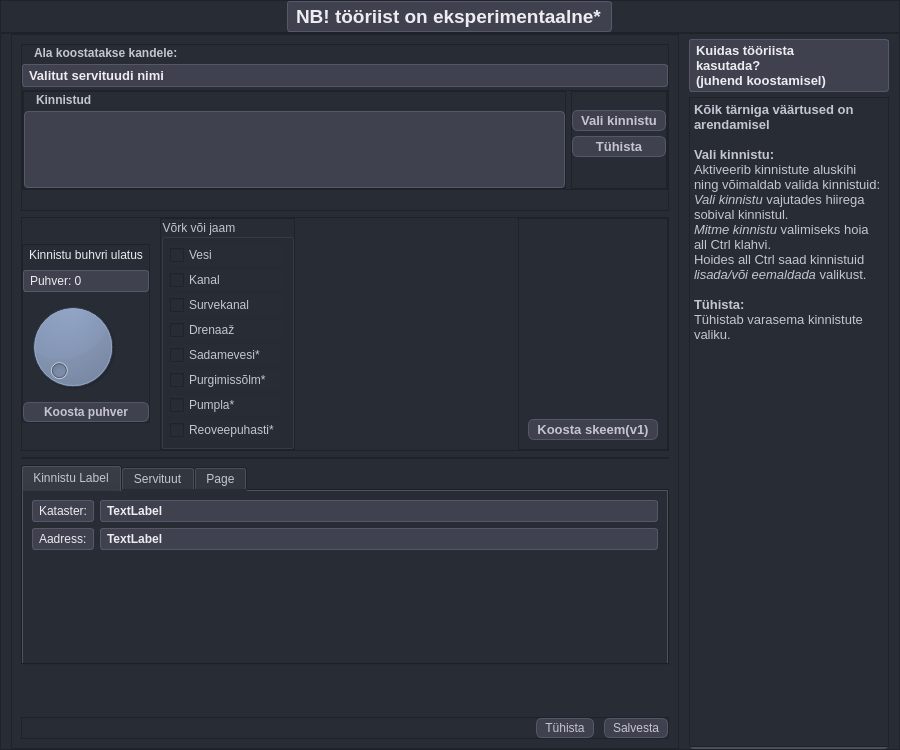
Qt form mailabl-qgis/Functions/Easements/widgets/Servituut.ui (TuloliKalver/mailabl-qgis) before a commit.
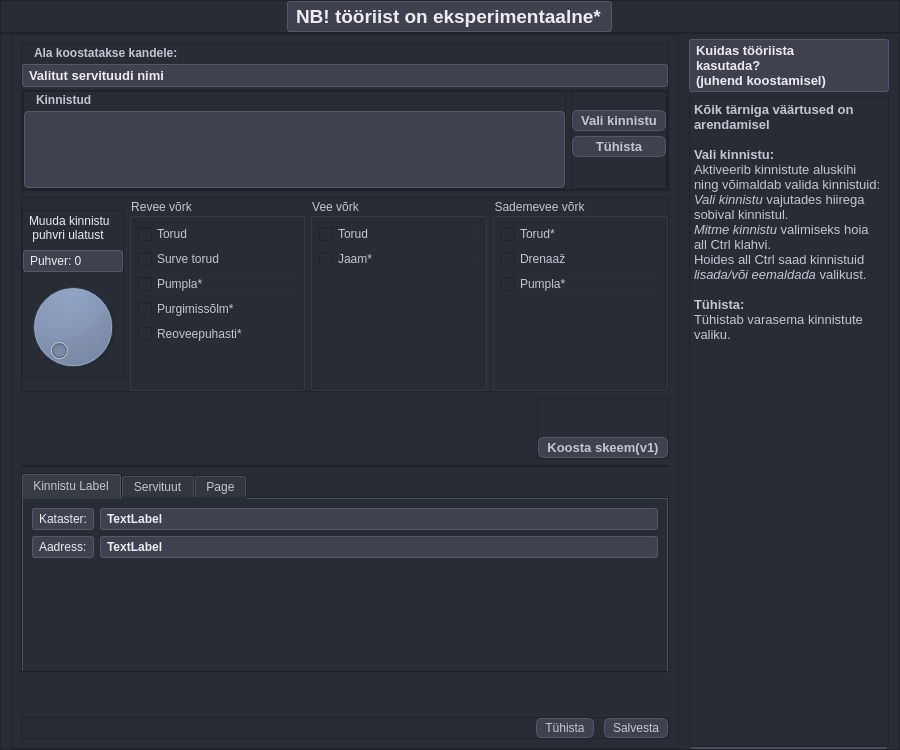
The same form after that commit. Icons and pictures are not drawn.

Commit message: Easement Dialog Checkboxes naming and checkability  automated

```diff
--- a/mailabl-qgis/Functions/Easements/widgets/Servituut.ui
+++ b/mailabl-qgis/Functions/Easements/widgets/Servituut.ui
@@ -281,7 +281,7 @@
              <number>0</number>
             </property>
             <property name="bottomMargin">
-             <number>20</number>
+             <number>0</number>
             </property>
             <item>
              <widget class="QLineEdit" name="leInfo">
@@ -506,7 +506,7 @@
            </property>
            <layout class="QHBoxLayout" name="horizontalLayout_2">
             <property name="spacing">
-             <number>10</number>
+             <number>5</number>
             </property>
             <property name="leftMargin">
              <number>0</number>
@@ -553,6 +553,14 @@
                <property name="verticalSpacing">
                 <number>5</number>
                </property>
+               <item row="0" column="1">
+                <widget class="QLabel" name="lblDialer">
+                 <property name="text">
+                  <string>Muuda kinnistu 
+ puhvri ulatust</string>
+                 </property>
+                </widget>
+               </item>
                <item row="2" column="1">
                 <widget class="QDial" name="dPuhvriSuurus">
                  <property name="sizePolicy">
@@ -563,22 +571,6 @@
                  </property>
                 </widget>
                </item>
-               <item row="3" column="1">
-                <widget class="QPushButton" name="pbCreateProperties">
-                 <property name="font">
-                  <font>
-                   <weight>75</weight>
-                   <bold>true</bold>
-                  </font>
-                 </property>
-                 <property name="autoFillBackground">
-                  <bool>false</bool>
-                 </property>
-                 <property name="text">
-                  <string>Koosta puhver</string>
-                 </property>
-                </widget>
-               </item>
                <item row="1" column="1">
                 <widget class="QLabel" name="label">
                  <property name="text">
@@ -586,118 +578,185 @@
                  </property>
                 </widget>
                </item>
-               <item row="0" column="1">
-                <widget class="QLabel" name="lblDialer">
-                 <property name="text">
-                  <string>Kinnistu buhvri ulatus</string>
-                 </property>
-                </widget>
-               </item>
               </layout>
              </widget>
             </item>
             <item>
-             <widget class="QFrame" name="frame_5">
-              <property name="frameShape">
-               <enum>QFrame::StyledPanel</enum>
-              </property>
-              <property name="frameShadow">
-               <enum>QFrame::Raised</enum>
-              </property>
-              <layout class="QVBoxLayout" name="verticalLayout_11">
-               <property name="spacing">
-                <number>0</number>
-               </property>
-               <property name="leftMargin">
-                <number>0</number>
-               </property>
-               <property name="topMargin">
-                <number>0</number>
-               </property>
-               <property name="rightMargin">
-                <number>0</number>
-               </property>
-               <property name="bottomMargin">
-                <number>0</number>
-               </property>
-               <item>
-                <widget class="QGroupBox" name="groupBox_2">
-                 <property name="sizePolicy">
-                  <sizepolicy hsizetype="Fixed" vsizetype="Preferred">
-                   <horstretch>0</horstretch>
-                   <verstretch>0</verstretch>
-                  </sizepolicy>
-                 </property>
+             <widget class="QGroupBox" name="groupBox_4">
                  <property name="title">
-                  <string>Võrk või jaam</string>
-                 </property>
-                 <layout class="QGridLayout" name="gridLayout_7">
-                  <property name="leftMargin">
-                   <number>6</number>
-                  </property>
-                  <property name="topMargin">
-                   <number>6</number>
-                  </property>
-                  <property name="rightMargin">
-                   <number>6</number>
-                  </property>
-                  <property name="bottomMargin">
-                   <number>6</number>
-                  </property>
+               <string>Revee võrk</string>
+              </property>
+              <layout class="QVBoxLayout" name="verticalLayout_8">
                   <property name="spacing">
                    <number>5</number>
                   </property>
-                  <item row="5" column="0">
-                   <widget class="QCheckBox" name="checkBox_2">
+               <property name="leftMargin">
+                <number>6</number>
+               </property>
+               <property name="topMargin">
+                <number>6</number>
+               </property>
+               <property name="rightMargin">
+                <number>6</number>
+               </property>
+               <property name="bottomMargin">
+                <number>6</number>
+               </property>
+               <item>
+                <widget class="QCheckBox" name="cbK">
+                 <property name="text">
+                  <string>Torud</string>
+                 </property>
+                 <property name="checked">
+                  <bool>false</bool>
+                 </property>
+                </widget>
+               </item>
+               <item>
+                <widget class="QCheckBox" name="cbKSK">
+                 <property name="text">
+                  <string>Surve torud</string>
+                 </property>
+                 <property name="checkable">
+                  <bool>true</bool>
+                 </property>
+                 <property name="checked">
+                  <bool>false</bool>
+                 </property>
+                </widget>
+               </item>
+               <item>
+                <widget class="QCheckBox" name="cbsewagePupming">
+                 <property name="text">
+                  <string>Pumpla*</string>
+                 </property>
+                 <property name="checkable">
+                  <bool>true</bool>
+                 </property>
+                </widget>
+               </item>
+               <item>
+                <widget class="QCheckBox" name="cbSewageDump">
                     <property name="text">
                      <string>Purgimissõlm*</string>
                     </property>
                     <property name="checkable">
-                     <bool>false</bool>
+                  <bool>true</bool>
                     </property>
                    </widget>
                   </item>
-                  <item row="6" column="0">
-                   <widget class="QCheckBox" name="checkBox_3">
+               <item>
+                <widget class="QCheckBox" name="cbsewagePlant">
                     <property name="text">
-                     <string>Pumpla*</string>
+                  <string>Reoveepuhasti*</string>
                     </property>
                     <property name="checkable">
-                     <bool>false</bool>
+                  <bool>true</bool>
                     </property>
                    </widget>
                   </item>
-                  <item row="0" column="0" colspan="2">
+               <item>
+                <spacer name="verticalSpacer_7">
+                 <property name="orientation">
+                  <enum>Qt::Vertical</enum>
+                 </property>
+                 <property name="sizeHint" stdset="0">
+                  <size>
+                   <width>20</width>
+                   <height>40</height>
+                  </size>
+                 </property>
+                </spacer>
+               </item>
+              </layout>
+             </widget>
+            </item>
+            <item>
+             <widget class="QGroupBox" name="groupBox">
+              <property name="title">
+               <string>Vee võrk</string>
+              </property>
+              <layout class="QVBoxLayout" name="verticalLayout_2">
+               <property name="spacing">
+                <number>5</number>
+               </property>
+               <property name="leftMargin">
+                <number>6</number>
+               </property>
+               <property name="topMargin">
+                <number>6</number>
+               </property>
+               <property name="rightMargin">
+                <number>6</number>
+               </property>
+               <property name="bottomMargin">
+                <number>6</number>
+               </property>
+               <item>
                    <widget class="QCheckBox" name="cbV">
                     <property name="text">
-                     <string>Vesi</string>
+                  <string>Torud</string>
                     </property>
                     <property name="checked">
                      <bool>false</bool>
                     </property>
                    </widget>
                   </item>
-                  <item row="2" column="0" colspan="2">
-                   <widget class="QCheckBox" name="cbKSK">
+               <item>
+                <widget class="QCheckBox" name="cbWaterStation">
                     <property name="text">
-                     <string>Survekanal</string>
-                    </property>
-                    <property name="checked">
-                     <bool>false</bool>
-                    </property>
-                   </widget>
-                  </item>
-                  <item row="1" column="0" colspan="2">
-                   <widget class="QCheckBox" name="cbK">
+                  <string>Jaam*</string>
+                 </property>
+                </widget>
+               </item>
+               <item>
+                <spacer name="verticalSpacer_4">
+                 <property name="orientation">
+                  <enum>Qt::Vertical</enum>
+                 </property>
+                 <property name="sizeHint" stdset="0">
+                  <size>
+                   <width>20</width>
+                   <height>40</height>
+                  </size>
+                 </property>
+                </spacer>
+               </item>
+              </layout>
+             </widget>
+            </item>
+            <item>
+             <widget class="QGroupBox" name="groupBox_3">
+              <property name="title">
+               <string>Sademevee võrk</string>
+              </property>
+              <layout class="QVBoxLayout" name="verticalLayout_4">
+               <property name="spacing">
+                <number>5</number>
+               </property>
+               <property name="leftMargin">
+                <number>6</number>
+               </property>
+               <property name="topMargin">
+                <number>6</number>
+               </property>
+               <property name="rightMargin">
+                <number>6</number>
+               </property>
+               <property name="bottomMargin">
+                <number>6</number>
+               </property>
+               <item>
+                <widget class="QCheckBox" name="cbSK">
                     <property name="text">
-                     <string>Kanal</string>
-                    </property>
-                    <property name="checked">
-                     <bool>false</bool>
+                  <string>Torud*</string>
+                 </property>
+                 <property name="checkable">
+                  <bool>true</bool>
                     </property>
                    </widget>
                   </item>
-                  <item row="3" column="0" colspan="2">
+               <item>
                    <widget class="QCheckBox" name="cbD">
                     <property name="text">
                      <string>Drenaaž</string>
@@ -707,46 +766,33 @@
                     </property>
                    </widget>
                   </item>
-                  <item row="4" column="0">
-                   <widget class="QCheckBox" name="checkBox">
+               <item>
+                <widget class="QCheckBox" name="cbRainPump">
                     <property name="text">
-                     <string>Sadamevesi*</string>
-                    </property>
-                    <property name="checkable">
-                     <bool>false</bool>
-                    </property>
-                   </widget>
-                  </item>
-                  <item row="7" column="0">
-                   <widget class="QCheckBox" name="checkBox_4">
-                    <property name="text">
-                     <string>Reoveepuhasti*</string>
-                    </property>
-                    <property name="checkable">
-                     <bool>false</bool>
-                    </property>
-                   </widget>
-                  </item>
-                 </layout>
-                </widget>
-               </item>
-              </layout>
-             </widget>
-            </item>
+                  <string>Pumpla*</string>
+                 </property>
+                </widget>
+               </item>
             <item>
-             <spacer name="horizontalSpacer_2">
+                <spacer name="verticalSpacer_6">
               <property name="orientation">
-               <enum>Qt::Horizontal</enum>
+                  <enum>Qt::Vertical</enum>
               </property>
               <property name="sizeHint" stdset="0">
                <size>
-                <width>40</width>
-                <height>20</height>
+                   <width>20</width>
+                   <height>40</height>
                </size>
               </property>
              </spacer>
             </item>
-            <item>
+              </layout>
+             </widget>
+            </item>
+           </layout>
+          </widget>
+         </item>
+         <item alignment="Qt::AlignRight">
              <widget class="QFrame" name="frame_2">
               <property name="frameShape">
                <enum>QFrame::StyledPanel</enum>
@@ -755,6 +801,18 @@
                <enum>QFrame::Raised</enum>
               </property>
               <layout class="QVBoxLayout" name="verticalLayout_12">
+            <property name="leftMargin">
+             <number>0</number>
+            </property>
+            <property name="topMargin">
+             <number>0</number>
+            </property>
+            <property name="rightMargin">
+             <number>0</number>
+            </property>
+            <property name="bottomMargin">
+             <number>0</number>
+            </property>
                <item>
                 <spacer name="verticalSpacer">
                  <property name="orientation">
@@ -794,9 +852,6 @@
                    <height>25</height>
                   </size>
                  </property>
-                </widget>
-               </item>
-              </layout>
              </widget>
             </item>
            </layout>
```
Lines whose indentation alone changed are shown as unchanged. The commit also changes 3 other files.
